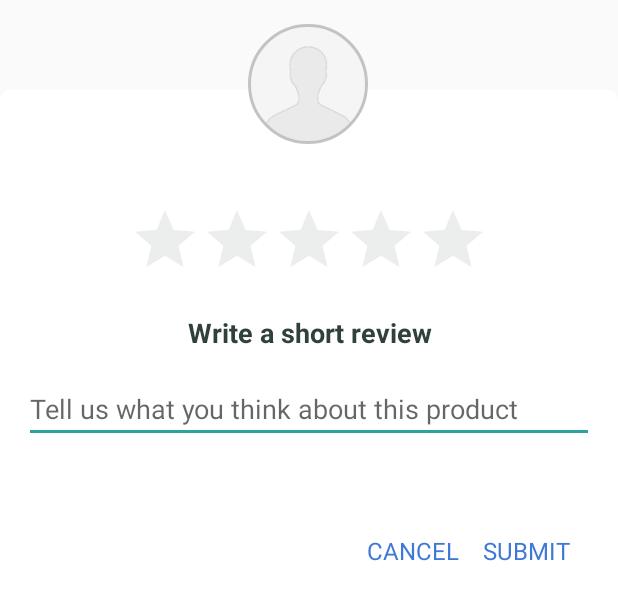
After one commit to PromasterGuru/android-client, an Android app: the layout fragment_rating.xml on its own in the app's theme, with its tools: preview values and no code run, on a phone screen of 412 x 824 dp. The commit adds this screen. Shown: the top 600 px of the screen. Run offline under Robolectric (Android 15) with nearby library versions, the phone set to English and light mode, and no system bars.

Commit message:
Implememt review creation

```diff
--- a/app/src/main/java/com/neeru/client/SplashActivity.java
+++ b/app/src/main/java/com/neeru/client/SplashActivity.java
@@ -80,7 +80,7 @@ public class SplashActivity extends BaseActivity implements Animation.AnimationL
     void launch() {
 
         AuthPreference mPrefs = new AuthPreference(getApplicationContext());
-       // mPrefs.setAccessTocken("Bearer PZziur3IC0eOpij06wIxt6-cokImizxv8SqkeS5ygc-jy5CQ-vZBN76gEWmU3h03");
+
 
         String token = mPrefs.getAccessTocken();
 
--- a/app/src/main/java/com/neeru/client/callbacks/OnReviewLoad.java
+++ b/app/src/main/java/com/neeru/client/callbacks/OnReviewLoad.java
@@ -5,5 +5,7 @@ package com.neeru.client.callbacks;
  */
 
 public interface OnReviewLoad {
-    void onLoad(int count);
+    void onLoad(int count, float avg);
+    void onReviewSubmission();
+    void isReviewed();
 }
--- a/app/src/main/java/com/neeru/client/network/ApiInterface.java
+++ b/app/src/main/java/com/neeru/client/network/ApiInterface.java
@@ -2,6 +2,7 @@ package com.neeru.client.network;
 
 
 import com.neeru.client.models.Address;
+import com.neeru.client.models.Review;
 import com.neeru.client.models.User;
 
 import java.lang.reflect.Type;
@@ -12,6 +13,7 @@ import retrofit2.Call;
 import retrofit2.http.Body;
 import retrofit2.http.DELETE;
 import retrofit2.http.GET;
+import retrofit2.http.Header;
 import retrofit2.http.HeaderMap;
 import retrofit2.http.POST;
 import retrofit2.http.PUT;
@@ -45,6 +47,9 @@ public interface ApiInterface {
     @PUT("auth/v1/user")
     Call<List<User>> updateUser(@HeaderMap Map<String, String> headers, @Body User user);
 
+    @POST("inventory/v1/review")
+    Call<Review> createReview(@Header(HEADER_AUTHORIZATION) String header, @Body Review review);
+
     @DELETE("/auth/v1/signout")
     Call<Type> signOut();
 }
--- a/app/src/main/java/com/neeru/client/network/GsonRequest.java
+++ b/app/src/main/java/com/neeru/client/network/GsonRequest.java
@@ -1,4 +1,6 @@
 package com.neeru.client.network;
+
+import android.util.Log;
 
 import com.android.volley.AuthFailureError;
 import com.android.volley.NetworkResponse;
@@ -53,6 +55,8 @@ public class GsonRequest<T> extends Request<T> {
             String json = new String(
                     response.data,
                     HttpHeaderParser.parseCharset(response.headers));
+
+            Log.v("RESPONCE", json);
             return Response.success(
                     gson.fromJson(json, clazz),
                     HttpHeaderParser.parseCacheHeaders(response));
--- a/app/src/main/java/com/neeru/client/network/NetworkHelper.java
+++ b/app/src/main/java/com/neeru/client/network/NetworkHelper.java
@@ -5,6 +5,7 @@ import android.content.Context;
 
 import com.neeru.client.App;
 import com.neeru.client.models.Address;
+import com.neeru.client.models.Review;
 import com.neeru.client.models.User;
 
 import java.io.IOException;
@@ -71,6 +72,10 @@ public class NetworkHelper {
     }
 
 
+    public void createReview(String token,Review review) {
+        executePost(RetrofitApiHelper.initApiClient().createReview(token, review), ApiStatus.POST, -1);
+    }
+
 
     Map getHeaders(String token, Context context) {
         Map<String, String> map = new HashMap<>();
--- a/app/src/main/res/layout/activity_product_detail.xml
+++ b/app/src/main/res/layout/activity_product_detail.xml
@@ -1,6 +1,7 @@
 <?xml version="1.0" encoding="utf-8"?>
 <android.support.design.widget.CoordinatorLayout xmlns:android="http://schemas.android.com/apk/res/android"
     xmlns:app="http://schemas.android.com/apk/res-auto"
+    android:id="@+id/root_view"
     xmlns:tools="http://schemas.android.com/tools"
     android:layout_width="match_parent"
     android:layout_height="match_parent"
@@ -65,11 +66,11 @@
                     android:orientation="horizontal">
 
                     <TextView
+                        android:id="@+id/textRating"
                         android:layout_width="wrap_content"
                         android:layout_height="wrap_content"
                         android:layout_marginLeft="5dp"
                         android:gravity="center|right"
-                        android:text="4.5"
                         android:textColor="@android:color/white"
                         android:textSize="@dimen/text_size_dynamic_s5" />
 
@@ -101,7 +102,6 @@
                             android:layout_height="wrap_content"
                             android:layout_marginLeft="5dp"
                             android:gravity="center|right"
-                            android:text="(30)"
                             android:textColor="@android:color/white"
                             android:textSize="@dimen/text_size_dynamic_s5" />
 
--- a/app/src/main/res/layout/fragment_overview.xml
+++ b/app/src/main/res/layout/fragment_overview.xml
@@ -33,6 +33,7 @@
                     android:orientation="horizontal">
 
                     <LinearLayout
+                        android:id="@+id/rating_view"
                         android:layout_width="0dp"
                         android:layout_height="match_parent"
                         android:layout_weight="1"
@@ -40,11 +41,13 @@
 
 
                         <ImageView
+                            android:id="@+id/ivRating"
                             android:layout_width="match_parent"
                             android:layout_height="@dimen/product_detail_imageHeight"
                             app:srcCompat="@drawable/ic_star_border" />
 
                         <TextView
+                            android:id="@+id/textrating"
                             android:layout_width="match_parent"
                             android:layout_height="wrap_content"
                             android:layout_marginTop="5dp"
--- /dev/null
+++ b/app/src/main/res/layout/fragment_rating.xml
@@ -0,0 +1,127 @@
+<?xml version="1.0" encoding="utf-8"?>
+<FrameLayout xmlns:android="http://schemas.android.com/apk/res/android"
+    xmlns:app="http://schemas.android.com/apk/res-auto"
+    android:id="@+id/root_layoutDialog"
+    android:layout_width="match_parent"
+    android:layout_height="match_parent">
+
+
+    <FrameLayout
+        android:layout_width="match_parent"
+        android:layout_height="match_parent"
+        android:layout_gravity="center"
+        android:background="@android:color/transparent">
+
+        <RelativeLayout
+            android:id="@+id/id_card"
+            android:layout_width="match_parent"
+            android:layout_height="350dp"
+            android:layout_marginTop="60dp"
+            android:background="@drawable/rounded_white"
+            android:padding="@dimen/activity_horizontal_margin">
+
+            <LinearLayout
+                android:layout_width="match_parent"
+                android:layout_height="wrap_content"
+                android:layout_above="@+id/bottom_layout"
+                android:layout_alignParentTop="true"
+                android:orientation="vertical">
+
+
+                <RatingBar
+                    android:id="@+id/product_rating"
+                    style="?attr/ratingBarStyle"
+                    android:layout_width="wrap_content"
+                    android:layout_height="wrap_content"
+                    android:layout_gravity="center"
+                    android:layout_marginTop="60dp"
+                    android:numStars="5"
+                    android:stepSize="1"
+                    android:theme="@style/RatingBar2" />
+
+                <com.neeru.client.views.ReaderFontTextView
+                    android:layout_width="match_parent"
+                    android:layout_height="wrap_content"
+                    android:layout_marginTop="@dimen/activity_horizontal_margin"
+                    android:gravity="center"
+                    android:text="@string/text_review"
+                    android:textColor="@color/textColorPrimary"
+                    android:textSize="18sp"
+                    app:fontName="Roboto_Bold" />
+
+                <EditText
+                    android:id="@+id/editText"
+                    android:layout_width="match_parent"
+                    android:layout_height="wrap_content"
+                    android:layout_marginTop="@dimen/activity_horizontal_margin"
+                    android:ems="10"
+                    android:hint="@string/hint_review"
+                    android:inputType="textMultiLine" />
+
+            </LinearLayout>
+
+
+            <LinearLayout
+                android:id="@+id/bottom_layout"
+                android:layout_width="match_parent"
+                android:layout_height="wrap_content"
+                android:layout_alignParentBottom="true"
+                android:gravity="right|bottom"
+                android:orientation="horizontal"
+                android:padding="@dimen/activity_horizontal_margin">
+
+                <com.neeru.client.views.ReaderFontTextView
+                    android:id="@+id/mCancel"
+                    android:layout_width="wrap_content"
+                    android:layout_height="wrap_content"
+                    android:background="?attr/selectableItemBackground"
+                    android:clickable="true"
+                    android:text="@string/action_cancel"
+                    android:textColor="@color/colorBlueDark"
+                    android:textSize="16sp" />
+
+                <com.neeru.client.views.ReaderFontTextView
+                    android:id="@+id/mSubmit"
+                    android:layout_width="wrap_content"
+                    android:layout_height="wrap_content"
+                    android:layout_marginLeft="@dimen/activity_horizontal_margin"
+                    android:background="?attr/selectableItemBackground"
+                    android:clickable="false"
+                    android:text="@string/action_submit"
+                    android:textColor="@color/colorBlueDark"
+                    android:enabled="false"
+                    android:textSize="16sp" />
+
+
+            </LinearLayout>
+        </RelativeLayout>
+
+        <FrameLayout
+            android:layout_width="150dp"
+            android:layout_height="150dp"
+            android:layout_gravity="center|top"
+            android:orientation="horizontal">
+
+            <FrameLayout
+                android:layout_width="80dp"
+                android:layout_height="80dp"
+                android:layout_gravity="center|top"
+                android:layout_marginTop="@dimen/activity_horizontal_margin"
+                android:orientation="horizontal">
+
+                <de.hdodenhof.circleimageview.CircleImageView
+                    android:id="@+id/mProfile"
+                    android:layout_width="match_parent"
+                    android:layout_height="match_parent"
+                    android:layout_gravity="center"
+                    android:src="@drawable/ic_avatar_default"
+                    app:civ_border_color="@color/date_grey"
+                    app:civ_border_width="2dp"/>
+            </FrameLayout>
+        </FrameLayout>
+
+
+    </FrameLayout>
+
+
+</FrameLayout>
--- a/app/src/main/res/values/strings.xml
+++ b/app/src/main/res/values/strings.xml
@@ -67,6 +67,8 @@
 
     <string name="text_order_total">Order Total</string>
     <string name="action_accept">Accept</string>
+    <string name="text_review">Write a short review</string>
+    <string name="hint_review">Tell us what you think about this product</string>
 
 
     <string name="rs">\u20B9</string>
@@ -134,6 +136,6 @@
     <string name="hint_flat">Flat / House No. / Floor / Building</string>
     <string name="hint_colony">Colony / Street / Locality</string>
     <string name="hint_landmark">Landmark (optional)</string>
-
-
+    <string name="action_cancel">CANCEL</string>
+    <string name="action_submit">SUBMIT</string>
 </resources>
--- a/app/src/main/res/values/styles.xml
+++ b/app/src/main/res/values/styles.xml
@@ -56,6 +56,16 @@
 
 
     </style>
+
+
+    <style name="RatingBar2" parent="Theme.AppCompat">
+        <item name="colorControlNormal">@color/date_grey</item>
+        <item name="colorControlActivated">@color/date_grey</item>
+        <item name="android:minHeight">40dip</item>
+        <item name="android:maxHeight">40dip</item>
+
+    </style>
+
     <style name="DialogAnimation">
         <item name="android:windowEnterAnimation">@anim/slide_down</item>
 <!--        <item name="android:windowExitAnimation">@anim/slide_up</item>-->
```
Also changed, not shown: app/src/main/java/com/neeru/client/ProductDetailActivity.java (+53 -22 lines), app/src/main/java/com/neeru/client/fragment/OverViewFragment.java (+41 -9 lines), app/src/main/java/com/neeru/client/fragment/RatingFragment.java (added, +203 -0 lines), app/src/main/java/com/neeru/client/fragment/ReviewFragment.java (+43 -6 lines), app/src/main/java/com/neeru/client/models/Review.java (+11 -7 lines), app/src/main/java/com/neeru/client/prefs/AuthPreference.java (+10 -0 lines), app/src/main/res/drawable/ic_star_border_grey.xml (added, +9 -0 lines).
